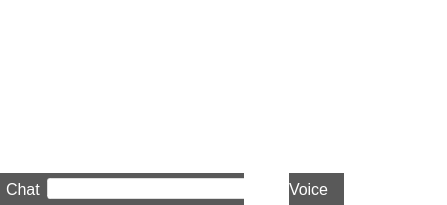
First picture: the form in UiModule/ui/CommunicationWidget.ui, repository realXtend/tundra, before the edit.
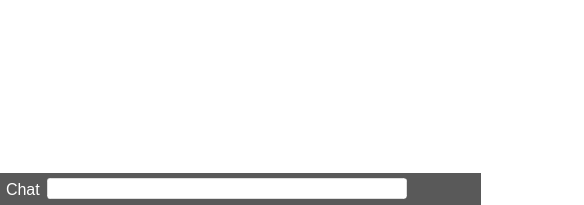
Second picture: the form after the edit. Icons and pictures are not drawn.

Commit message: Fixed a bug in voice settings which could cause a crash during logout/login process. Moved voice related ui code from CommunicationWidget class to separated classes.

```diff
--- a/UiModule/ui/CommunicationWidget.ui
+++ b/UiModule/ui/CommunicationWidget.ui
@@ -6,7 +6,7 @@
    <rect>
     <x>0</x>
     <y>0</y>
-    <width>447</width>
+    <width>584</width>
     <height>205</height>
    </rect>
   </property>
@@ -285,51 +285,6 @@
            <property name="margin">
             <number>0</number>
            </property>
-           <item>
-            <widget class="QWidget" name="voiceLeftBorder" native="true">
-             <property name="enabled">
-              <bool>false</bool>
-             </property>
-             <property name="minimumSize">
-              <size>
-               <width>45</width>
-               <height>0</height>
-              </size>
-             </property>
-             <property name="styleSheet">
-              <string notr="true">QWidget#voiceLeftBorder { border: 0px; background-color:transparent; background-image: url('./data/ui/images/comm/border.png'); background-position: top left; background-repeat: no-repeat; }</string>
-             </property>
-             <zorder>verticalSpacer_voice</zorder>
-            </widget>
-           </item>
-           <item>
-            <widget class="QLabel" name="voiceLabel">
-             <property name="minimumSize">
-              <size>
-               <width>55</width>
-               <height>32</height>
-              </size>
-             </property>
-             <property name="font">
-              <font>
-               <family>Arial</family>
-               <pointsize>12</pointsize>
-               <weight>50</weight>
-               <bold>false</bold>
-              </font>
-             </property>
-             <property name="autoFillBackground">
-              <bool>false</bool>
-             </property>
-             <property name="styleSheet">
-              <string notr="true">QLabel#voiceLabel { border: 0px; background-color:  rgba(34,34,34,191); background-position: top left; background-repeat: no-repeat; color: rgb(255,255,255); }
-</string>
-             </property>
-             <property name="text">
-              <string>Voice</string>
-             </property>
-            </widget>
-           </item>
           </layout>
          </item>
         </layout>
@@ -371,6 +326,9 @@
            <height>32</height>
           </size>
          </property>
+         <property name="styleSheet">
+          <string notr="true"/>
+         </property>
          <layout class="QHBoxLayout" name="horizontalLayout_3">
           <property name="spacing">
            <number>0</number>
@@ -404,6 +362,9 @@
               <pointsize>10</pointsize>
              </font>
             </property>
+            <property name="autoFillBackground">
+             <bool>false</bool>
+            </property>
             <property name="text">
              <string/>
             </property>
```
The commit also changes 22 other files.
